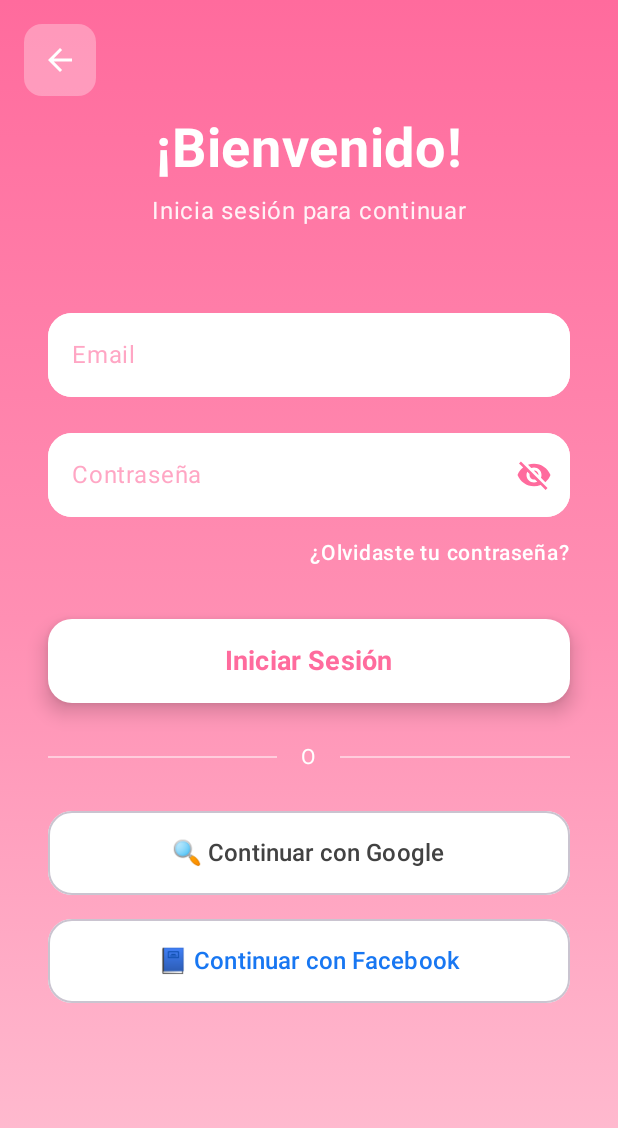
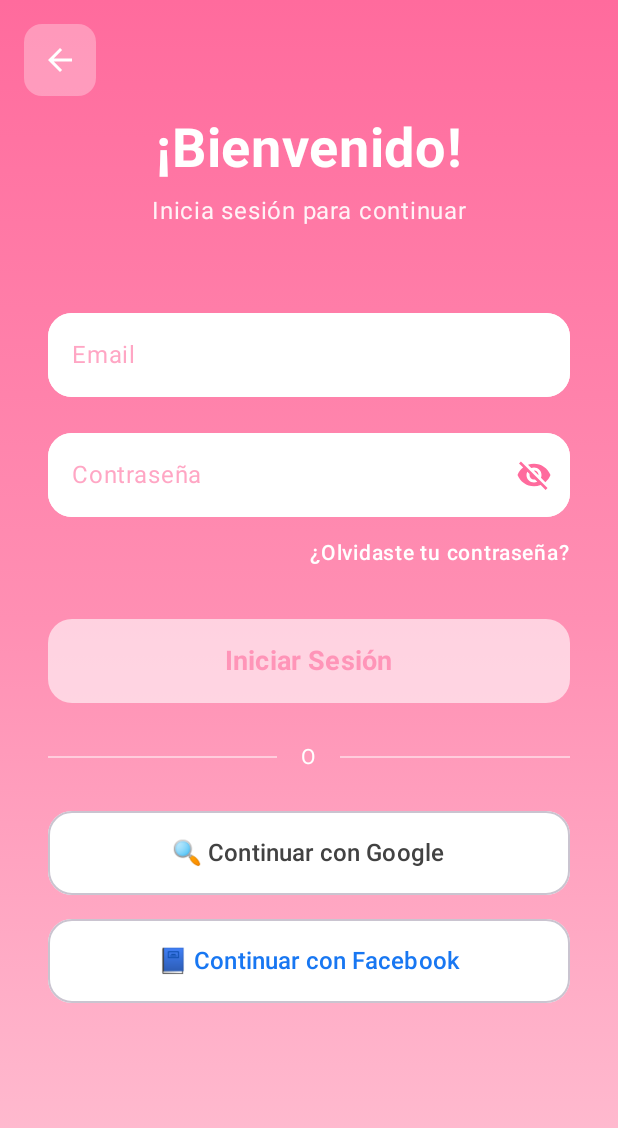
Before and after one commit to charlesog/FlirtFLip, an Android app built with Jetpack Compose: the screen it shows after launch (MainActivity), after a tap on "Iniciar Sesión", on a phone screen of 412 x 824 dp. Shown: the top 1128 px of the screen. Run offline under Robolectric (Android 15) with nearby library versions, the phone set to English and light mode, and no system bars; 1 other tap on this screen came first.

Commit message:
[ADD][David]Validation for login form

```diff
--- a/app/src/main/java/com/example/flirtflip/ui/screens/LoginFormScreen.kt
+++ b/app/src/main/java/com/example/flirtflip/ui/screens/LoginFormScreen.kt
@@ -32,6 +32,14 @@ fun LoginFormScreen(
     var email by remember { mutableStateOf("") }
     var password by remember { mutableStateOf("") }
     var passwordVisible by remember { mutableStateOf(false) }
+
+    // Validación de email
+    val isEmailValid = remember(email) {
+        android.util.Patterns.EMAIL_ADDRESS.matcher(email).matches()
+    }
+
+    // Validación completa del formulario
+    val isFormValid = email.isNotEmpty() && password.isNotEmpty() && isEmailValid
 
     Box(
         modifier = Modifier
@@ -89,8 +97,21 @@ fun LoginFormScreen(
                 ),
                 shape = RoundedCornerShape(16.dp),
                 keyboardOptions = KeyboardOptions(keyboardType = KeyboardType.Email),
-                singleLine = true
+                singleLine = true,
+                isError = email.isNotEmpty() && !isEmailValid
             )
+
+            // Mensaje de error para email
+            if (email.isNotEmpty() && !isEmailValid) {
+                Text(
+                    text = "Por favor, introduce un email válido",
+                    color = Color(0xFFD32F2F),
+                    fontSize = 12.sp,
+                    modifier = Modifier
+                        .align(Alignment.Start)
+                        .padding(start = 16.dp, top = 4.dp)
+                )
+            }
 
             Spacer(modifier = Modifier.height(16.dp))
 
@@ -146,13 +167,16 @@ fun LoginFormScreen(
                     .height(56.dp),
                 colors = ButtonDefaults.buttonColors(
                     containerColor = Color.White,
-                    contentColor = Color(0xFFFF6B9D)
+                    contentColor = Color(0xFFFF6B9D),
+                    disabledContainerColor = Color.White.copy(alpha = 0.6f),
+                    disabledContentColor = Color(0xFFFF6B9D).copy(alpha = 0.6f)
                 ),
                 shape = RoundedCornerShape(16.dp),
                 elevation = ButtonDefaults.buttonElevation(
                     defaultElevation = 8.dp,
                     pressedElevation = 12.dp
-                )
+                ),
+                enabled = isFormValid
             ) {
                 Text(
                     text = "Iniciar Sesión",
--- a/gradle/libs.versions.toml
+++ b/gradle/libs.versions.toml
@@ -1,6 +1,6 @@
 [versions]
 # Herramientas
-agp = "8.3.2"
+agp = "8.13.2"
 kotlin = "2.0.21"
 googleServices = "4.4.1"
 
```
